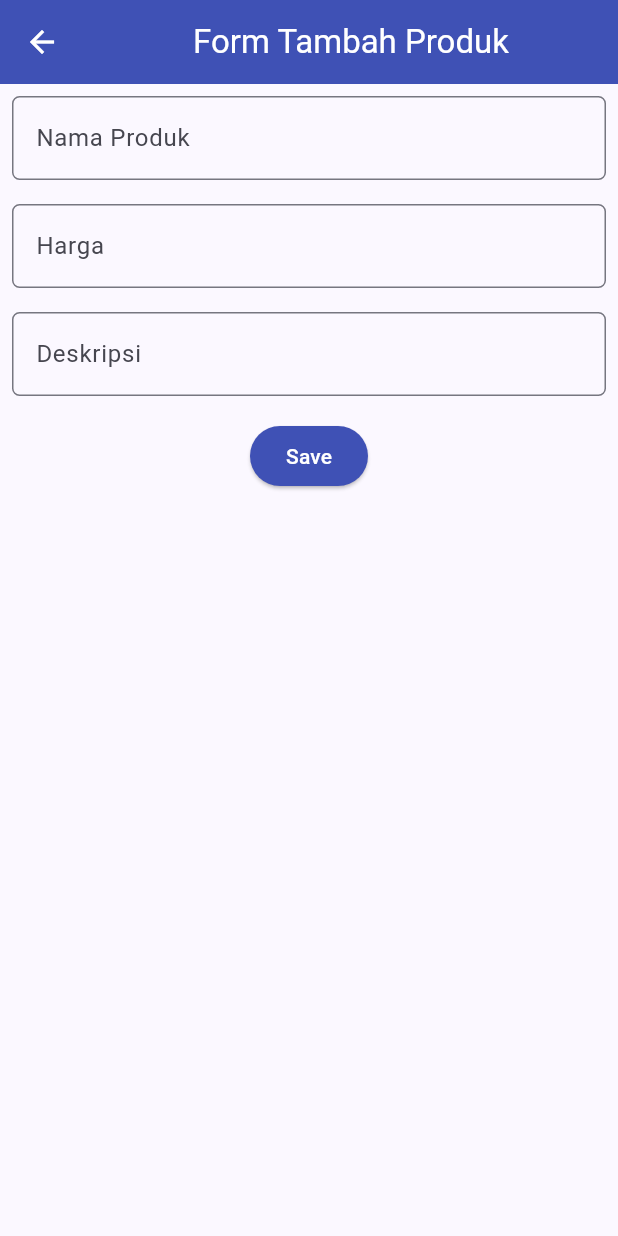
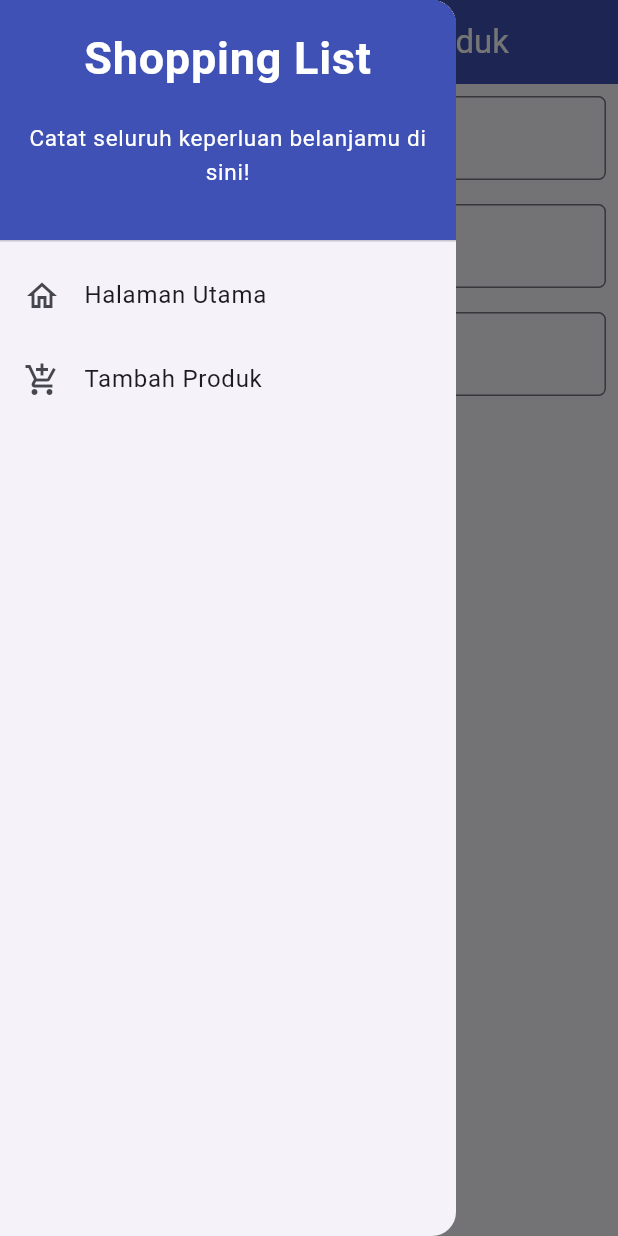
Before and after one commit to sabinamaritza/shoppinglist-mobile, a Flutter app: the ShopFormPage screen opened directly, with the side drawer open (before the commit the screen has no drawer), on a phone screen of 412 x 824 dp. Run offline on Flutter 3.47's test engine with Material 2 defaults, Android fonts, the phone set to English and light mode, and no system bars; missing offline and left inert: dart:ffi.

Commit message:
tutorial 7

```diff
--- a/lib/screens/menu.dart
+++ b/lib/screens/menu.dart
@@ -1,6 +1,5 @@
 import 'package:flutter/material.dart';
 import 'package:shoppinglist/screens/widgets/left_drawer.dart';
-import 'package:shoppinglist/screens/shoplist_form.dart';
 import 'package:shoppinglist/screens/widgets/shop_card.dart';
 
 class MyHomePage extends StatelessWidget {
--- a/lib/screens/shoplist_form.dart
+++ b/lib/screens/shoplist_form.dart
@@ -30,6 +30,7 @@ class _ShopFormPageState extends State<ShopFormPage> {
         foregroundColor: Colors.white,
       ),
       // TODO: Tambahkan drawer yang sudah dibuat di sini
+      drawer: const LeftDrawer(),
       body: Form(
         key: _formKey,
         child: SingleChildScrollView(
@@ -146,6 +147,7 @@ class _ShopFormPageState extends State<ShopFormPage> {
                                           child: const Text('OK'),
                                           onPressed: () {
                                             Navigator.pop(context);
+                                            _formKey.currentState!.reset();
                                           },
                                         ),
                                       ],
@@ -153,7 +155,7 @@ class _ShopFormPageState extends State<ShopFormPage> {
                                   },
                                 );
                               }
-                              _formKey.currentState!.reset();
+                              // _formKey.currentState!.reset();
                             },
                             child: const Text(
                               "Save",
--- a/lib/screens/widgets/left_drawer.dart
+++ b/lib/screens/widgets/left_drawer.dart
@@ -30,6 +30,12 @@ class LeftDrawer extends StatelessWidget {
                 Padding(padding: EdgeInsets.all(10)),
                 Text("Catat seluruh keperluan belanjamu di sini!",
                     // TODO: Tambahkan gaya teks dengan center alignment, font ukuran 15, warna putih, dan weight biasa
+                    textAlign: TextAlign.center,
+                    style: TextStyle(
+                    fontSize: 15,
+                    fontWeight: FontWeight.normal,
+                    color: Colors.white,
+                  ),
                     ),
               ],
             ),
```
